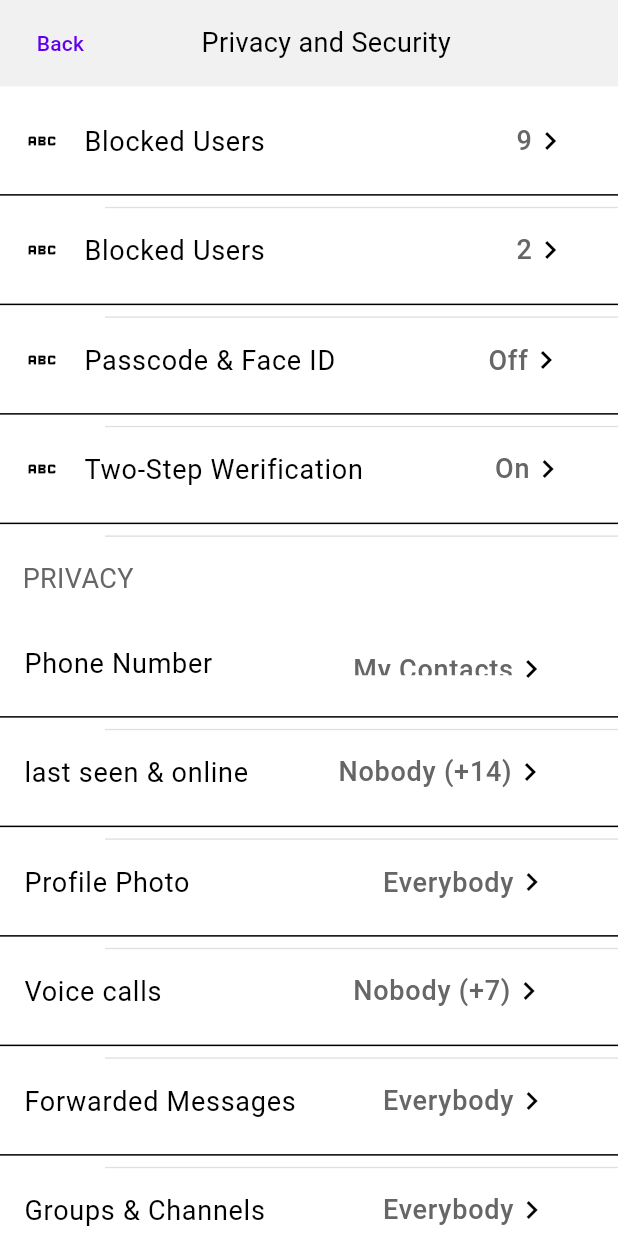
After one commit to ilyosyusuf/telegramUI, a Flutter app: the PrivacyAndSecurityView screen opened directly, on a phone screen of 412 x 824 dp. The commit adds this screen. Run offline on Flutter 3.47's test engine with Material 2 defaults, Android fonts, the phone set to English and light mode, and no system bars; our stand-ins replace bloc, chat_bubbles, flutter_bloc, flutter_slidable, flutter_svg, intl_phone_number_input.

Commit message:
privacy and security page was added

```diff
--- a/lib/config/routes/page_routes.dart
+++ b/lib/config/routes/page_routes.dart
@@ -24,6 +24,8 @@ class MyRoute {
         return _pages(AppearanceView());
       case '/notificationview':
         return _pages(NotificationView());
+            case '/privacy':
+        return _pages(NotificationView());
       case '/chatinside':
         return _pages(ChatInsideView(data: args as List));
     }
--- a/lib/core/constants/colors/color_const.dart
+++ b/lib/core/constants/colors/color_const.dart
@@ -5,7 +5,7 @@ class ColorConst {
   static Color kPrimaryColor = const Color(0XFF007AFF);
   static Color kBackground = const Color(0XFFFFFFFF);
   static Color kBackgroundDark = const Color(0XFF000000);
-  static Color kAppBar = Color.fromARGB(255, 241, 241, 241);
+  static const Color kAppBar =  Color.fromARGB(255, 241, 241, 241);
   static Color kAppBarDark = const Color(0XFF1C1C1D);
   static Color kMute = const Color(0XFFF09A37);
   static Color kMuteDarK = const Color(0XFFCD7800);
--- /dev/null
+++ b/lib/screens/pages/privacy/privacy_and_security_view.dart
@@ -0,0 +1,276 @@
+import 'package:flutter/material.dart';
+import 'package:flutter_bloc/flutter_bloc.dart';
+import 'package:telegram/config/init/navigation/navigator.dart';
+import 'package:telegram/core/constants/colors/color_const.dart';
+import 'package:telegram/core/constants/font/font_style.dart';
+import 'package:telegram/core/extensions/context_extension.dart';
+import 'package:telegram/widgets/appbarwidget/appbarwidget.dart';
+import 'package:telegram/widgets/listtilewidget/list_tile_widget.dart';
+
+class PrivacyAndSecurityView extends StatelessWidget {
+  const PrivacyAndSecurityView({Key? key}) : super(key: key);
+
+  @override
+  Widget build(BuildContext context) {
+    return scaffold(context);
+  }
+
+  Scaffold scaffold(BuildContext context) {
+    return Scaffold(
+      backgroundColor: ColorConst.kBackground,
+      body: SafeArea(
+        child: Column(
+          children: [
+            AppBarWidget(
+              color: ColorConst.kAppBar,
+              leading: TextButton(
+                onPressed: () => NavigationService.instance.pop(''),
+                child: const Text("Back"),
+              ),
+              center:
+                  const Text("Privacy and Security", style: FStyles.headline4s),
+              trailing: SizedBox(width: context.w * 0.1),
+            ),
+            Expanded(
+                child: SingleChildScrollView(
+              child: Column(
+                crossAxisAlignment: CrossAxisAlignment.start,
+                children: [
+                  SizedBox(height: context.h * 0.01),
+                  ListTileWidget(
+                    leading: Icon(Icons.abc),
+                    // text: "Blocked Users",
+                    title: Text("Blocked Users", style: FStyles.headline3s,),
+                    trailing: SizedBox(
+                      width: context.w * 40 / 375,
+                      height: context.h * 0.1,
+                      child: Row(
+                        children:[
+                          Text(
+                            "9",
+                            style: FStyles.headline4sgrey,
+                          ),
+                           Icon(Icons.chevron_right_outlined),
+                        ],
+                      ),
+                    ),
+                  ),
+                  divider(),
+                  ListTileWidget(
+                    leading: Icon(Icons.abc),
+                              title: Text("Blocked Users", style: FStyles.headline3s,),
+
+                    trailing: SizedBox(
+                      width: context.w * 40 / 375,
+                      height: context.h * 0.04,
+                      child: Row(
+                        children: [
+                          Text(
+                            "2",
+                            style: FStyles.headline4sgrey,
+                          ),
+                          const Icon(Icons.chevron_right_outlined),
+                        ],
+                      ),
+                    ),
+                  ),
+                  divider(),
+                  ListTileWidget(
+                    leading: Icon(Icons.abc),
+                                       title: Text("Passcode & Face ID", style: FStyles.headline3s,),
+
+                    trailing: SizedBox(
+                      width: context.w * 57 / 375,
+                      height: context.h * 0.03,
+                      child: Row(
+                        children: [
+                          Text(
+                            "Off",
+                            style: FStyles.headline4sgrey,
+                          ),
+                          const Icon(Icons.chevron_right_outlined),
+                        ],
+                      ),
+                    ),
+                  ),
+                  divider(),
+                  ListTileWidget(
+                    leading: Icon(Icons.abc),
+                                        title: Text("Two-Step Werification", style: FStyles.headline3s,),
+                    trailing: SizedBox(
+                      width: context.w * 53 / 375,
+                      height: context.h * 0.04,
+                      child: Row(
+                        children: [
+                          Text(
+                            "On",
+                            style: FStyles.headline4sgrey,
+                          ),
+                          const Icon(Icons.chevron_right_outlined),
+                        ],
+                      ),
+                    ),
+                  ),
+                  divider(),
+                  Padding(
+                    padding: EdgeInsets.all(15.0),
+                    child: Text(
+                      'PRIVACY',
+                      style: FStyles.headline4sgrey,
+                    ),
+                  ),
+                  ListTileWidget(
+                    title: Text("Phone Number", style: FStyles.headline3s,),
+                    trailing: SizedBox(
+                      width: context.w * 139 / 375,
+                      height: context.h * 0.02,
+                      child: Row(
+                        children: [
+                          Text(
+                            "My Contacts",
+                            style: FStyles.headline4sgrey,
+                          ),
+                          const Icon(Icons.chevron_right_outlined),
+                        ],
+                      ),
+                    ),
+                  ),
+                  divider(),
+                  ListTileWidget(
+                    title: Text("last seen & online", style: FStyles.headline3s,),
+                    trailing: SizedBox(
+                      width: context.w * 148 / 375,
+                      height: context.h * 0.04,
+                      child: Row(
+                        children: [
+                          Text(
+                            "Nobody (+14)",
+                            style: FStyles.headline4sgrey,
+                          ),
+                          const Icon(Icons.chevron_right_outlined),
+                        ],
+                      ),
+                    ),
+                  ),
+                  divider(),
+                  ListTileWidget(
+                    title: Text("Profile Photo", style: FStyles.headline3s,),
+                    trailing: SizedBox(
+                      width: context.w * 121 / 375,
+                      height: context.h * 0.03,
+                      child: Row(
+                        children: [
+                          Text(
+                            "Everybody",
+                            style: FStyles.headline4sgrey,
+                          ),
+                          const Icon(Icons.chevron_right_outlined),
+                        ],
+                      ),
+                    ),
+                  ),
+                  divider(),
+                  ListTileWidget(
+                    title: Text("Voice calls", style: FStyles.headline3s,),
+                    trailing: SizedBox(
+                      width: context.w * 139 / 375,
+                      height: context.h * 0.2,
+                      child: Row(
+                        children: [
+                          Text(
+                            "Nobody (+7)",
+                            style: FStyles.headline4sgrey,
+                          ),
+                          const Icon(Icons.chevron_right_outlined),
+                        ],
+                      ),
+                    ),
+                  ),
+                  divider(),
+                  ListTileWidget(
+                    title: Text("Forwarded Messages", style: FStyles.headline3s,),
+                    trailing: SizedBox(
+                      width: context.w * 121 / 375,
+                      height: context.h * 0.3,
+                      child: Row(
+                        children: [
+                          Text(
+                            "Everybody",
+                            style: FStyles.headline4sgrey,
+                          ),
+                          const Icon(Icons.chevron_right_outlined),
+                        ],
+                      ),
+                    ),
+                  ),
+                  divider(),
+                  ListTileWidget(
+                    title: Text("Groups & Channels", style: FStyles.headline3s,),
+                    trailing: SizedBox(
+                      width: context.w * 121 / 375,
+                      height: context.h * 0.3,
+                      child: Row(
+                        children: [
+                          Text(
+                            "Everybody",
+                            style: FStyles.headline4sgrey,
+                          ),
+                          const Icon(Icons.chevron_right_outlined),
+                        ],
+                      ),
+                    ),
+                  ),
+                  divider(),
+                  Padding(
+                      padding: EdgeInsets.all(15.0),
+                      child: Text(
+                        "Change who can add you to groups and channels.",
+                        style: FStyles.headline4sgrey,
+                      )),
+                  Padding(
+                      padding: EdgeInsets.all(15.0),
+                      child: Text(
+                        "AUTOMATICALLY DELETE MY ACCOUNT",
+                        style: FStyles.headline4sgrey,
+                      )),
+                  ListTileWidget(
+                    title: Text("If Away For", style: FStyles.headline3s,),
+                    trailing: SizedBox(
+                      width: context.w * 101 / 375,
+                      height: context.h * 0.05,
+                      child: Row(
+                        mainAxisAlignment: MainAxisAlignment.spaceBetween,
+                        children: [
+                          Text(
+                            "6 month",
+                            style: FStyles.headline4sgrey,
+                          ),
+                          const Icon(Icons.chevron_right_outlined),
+                        ],
+                      ),
+                    ),
+                  ),
+                  Padding(
+                      padding: EdgeInsets.all(15.0),
+                      child: Text(
+                        "",
+                        style: FStyles.headline4sgrey,
+                      )),
+                ],
+              ),
+            ))
+          ],
+        ),
+      ),
+    );
+  }
+
+  Divider divider() {
+    return Divider(
+      height: 1,
+      color: ColorConst.kGrey,
+      thickness: 1,
+      indent: 70,
+    );
+  }
+}
--- a/lib/widgets/appbarwidget/appbarwidget.dart
+++ b/lib/widgets/appbarwidget/appbarwidget.dart
@@ -6,9 +6,11 @@ class AppBarWidget extends StatelessWidget {
   final Widget leading;
   final Widget center;
   final Widget trailing;
+  final Color color;
   const AppBarWidget(
       {this.trailing = const SizedBox(),
       this.center = const SizedBox(),
+      this.color =  ColorConst.kAppBar,
       required this.leading,
       Key? key})
       : super(key: key);
@@ -18,7 +20,7 @@ class AppBarWidget extends StatelessWidget {
     return Container(
       height: context.h * 0.07,
       width: context.w,
-      color: ColorConst.kAppBar,
+      color: color,
       child: Align(
         alignment: Alignment.center,
         child: Padding(
```
